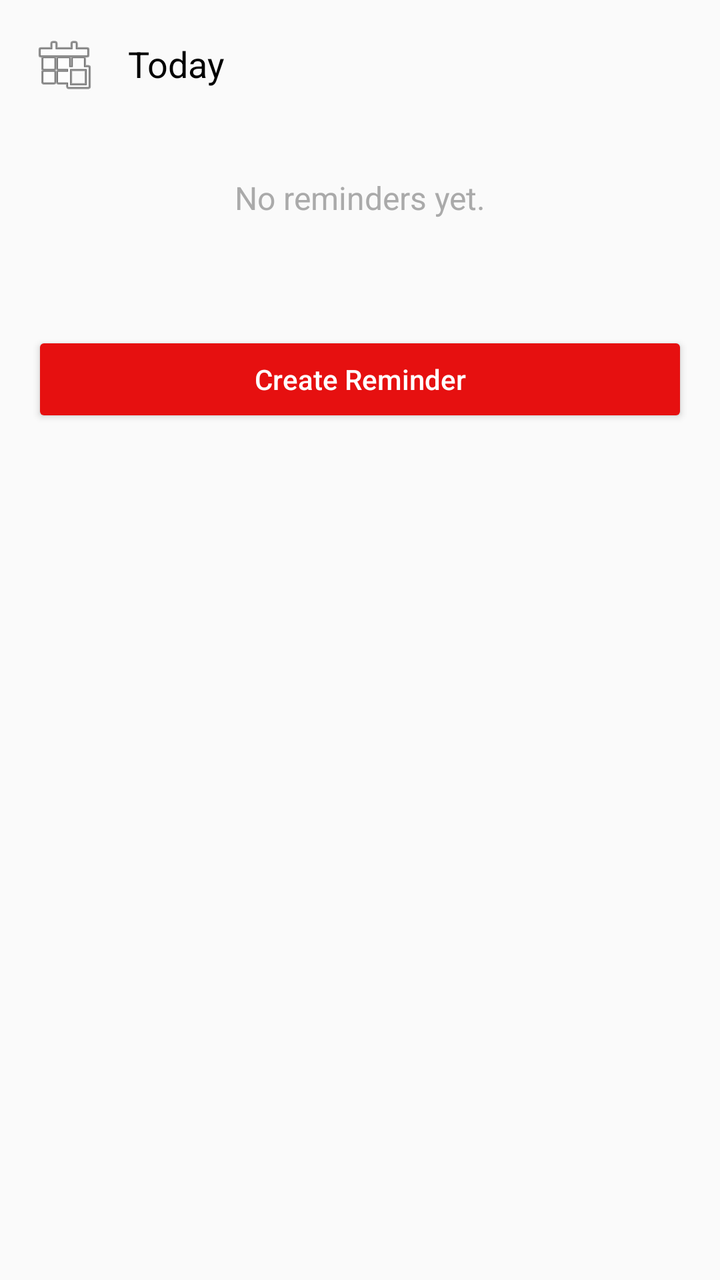
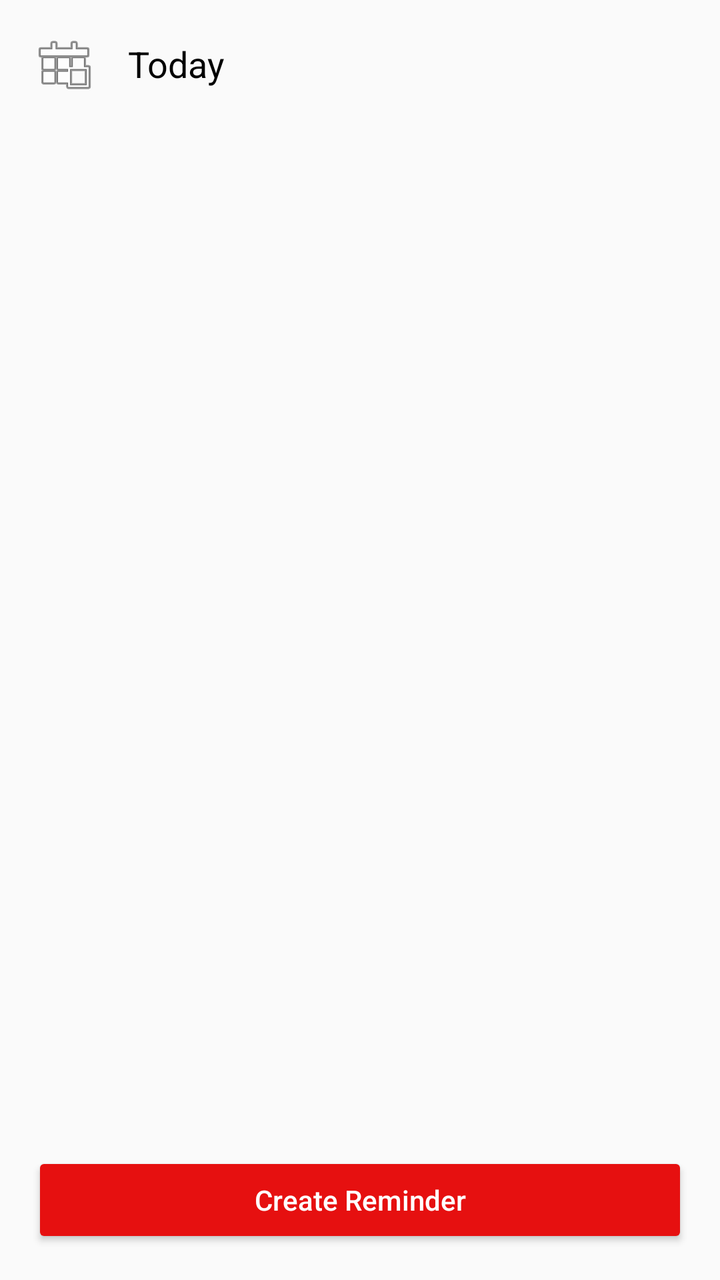

Compare the two renders of this Android layout. The source of the first and the diff that turns it into the second are given below.
<!-- AndroidManifest.xml: application theme Theme.MyApplication -->
<!-- res/layout/activity_main.xml -->
<?xml version="1.0" encoding="utf-8"?>
<LinearLayout
    xmlns:android="http://schemas.android.com/apk/res/android"
    android:layout_width="match_parent"
    android:layout_height="match_parent"
    android:orientation="vertical"
    android:padding="16dp">

    
    <LinearLayout
        android:layout_width="match_parent"
        android:layout_height="wrap_content"
        android:orientation="horizontal"
        android:gravity="center_vertical"
        android:paddingBottom="8dp">

        <ImageButton
            android:id="@+id/buttonSelectDate"
            android:layout_width="wrap_content"
            android:layout_height="wrap_content"
            android:src="@android:drawable/ic_menu_today"
            android:contentDescription="Select Date"
            android:background="?attr/selectableItemBackgroundBorderless"/>

        <TextView
            android:id="@+id/textViewSelectedDate"
            android:layout_width="wrap_content"
            android:layout_height="wrap_content"
            android:text="Today"
            android:textSize="18sp"
            android:paddingStart="16dp"
            android:textColor="@android:color/black"/>
    </LinearLayout>

    
    <TextView
        android:id="@+id/textViewPlaceholder"
        android:layout_width="match_parent"
        android:layout_height="wrap_content"
        android:text="No reminders yet."
        android:gravity="center"
        android:textSize="16sp"
        android:textColor="@android:color/darker_gray"
        android:padding="32dp"/>

    
    <Button
        android:id="@+id/buttonCreateReminder"
        android:layout_width="match_parent"
        android:layout_height="wrap_content"
        android:text="Create Reminder"
        android:textColor="#FFFFFF"
        android:layout_marginTop="24dp"/>

</LinearLayout>
<!-- resources referenced by this layout -->
<resources>
  <style name="Theme.MyApplication" parent="Theme.AppCompat.Light.DarkActionBar">
  
          <item name="android:statusBarColor">#f5f5f5</item>
          <item name="colorPrimary">@color/colorPrimary</item>
          <item name="colorPrimaryDark">@color/colorPrimaryDark</item>
          <item name="colorAccent">@color/colorAccent</item>
          <item name="buttonStyle">@style/MyButtonStyle</item>
          <item name="android:textAllCaps">false</item>
  
      </style>
  <color name="colorPrimary">#e61010</color>
  <color name="colorPrimaryDark">#3700B3</color>
  <color name="colorAccent">#ff9999</color>
  <style name="MyButtonStyle" parent="Widget.AppCompat.Button">
          <item name="android:backgroundTint">@color/colorPrimary</item>
      </style>
</resources>

<!-- the commit's change to res/layout/activity_main.xml (unified diff, before → after) -->
@@ -33,15 +33,13 @@
     </LinearLayout>
 
     
-    <TextView
-        android:id="@+id/textViewPlaceholder"
+    <androidx.recyclerview.widget.RecyclerView
+        android:id="@+id/recyclerViewReminders"
         android:layout_width="match_parent"
-        android:layout_height="wrap_content"
-        android:text="No reminders yet."
-        android:gravity="center"
-        android:textSize="16sp"
-        android:textColor="@android:color/darker_gray"
-        android:padding="32dp"/>
+        android:layout_height="0dp"
+        android:layout_weight="1"
+        android:clipToPadding="false"
+        android:paddingBottom="8dp"/>
 
     
     <Button
